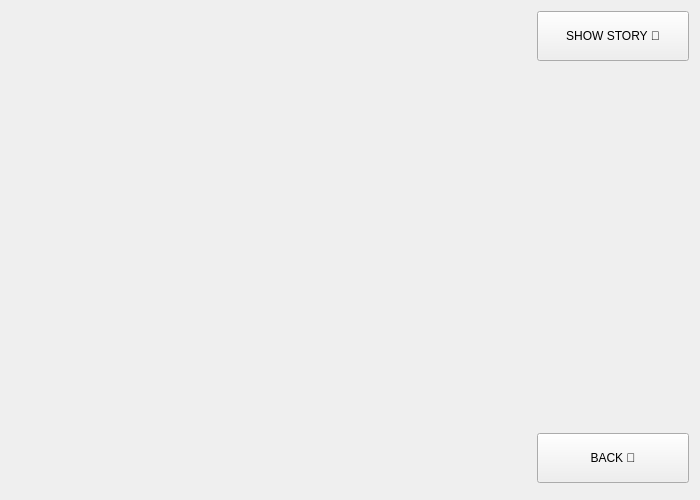
Old version of the form Chat-Application/showstories.ui in the repository verina101/Chat-Application.
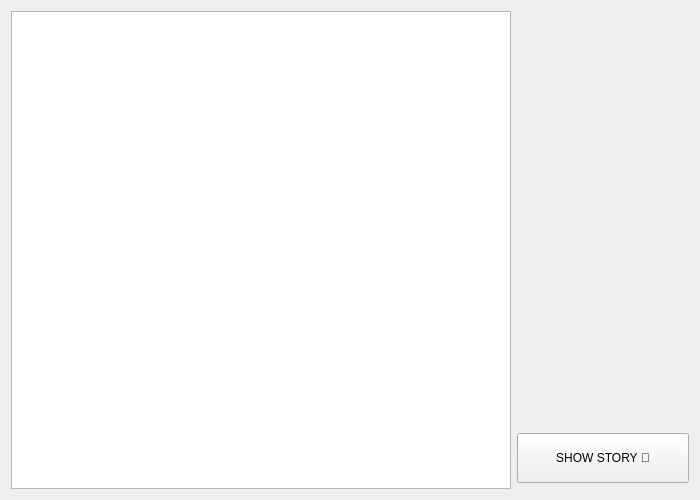
New version of the form.

```diff
--- a/Chat-Application/showstories.ui
+++ b/Chat-Application/showstories.ui
@@ -16,18 +16,12 @@
   <layout class="QHBoxLayout" name="horizontalLayout">
    <item>
     <widget class="QListWidget" name="listWidget">
-     <property name="enabled">
-      <bool>true</bool>
-     </property>
      <property name="maximumSize">
       <size>
-       <width>520</width>
+       <width>500</width>
        <height>16777215</height>
       </size>
      </property>
-     <property name="styleSheet">
-      <string notr="true">background:transparent;</string>
-     </property>
     </widget>
    </item>
    <item>
@@ -38,19 +32,6 @@
      <property name="bottomMargin">
       <number>6</number>
      </property>
-     <item>
-      <widget class="QPushButton" name="pushButton_2">
-       <property name="minimumSize">
-        <size>
-         <width>0</width>
-         <height>50</height>
-        </size>
-       </property>
-       <property name="text">
-        <string>SHOW STORY 🤩</string>
-       </property>
-      </widget>
-     </item>
      <item>
       <spacer name="verticalSpacer">
        <property name="orientation">
@@ -73,7 +54,7 @@
         </size>
        </property>
        <property name="text">
-        <string>BACK 🥺</string>
+        <string>SHOW STORY 🤩</string>
        </property>
       </widget>
      </item>
```
